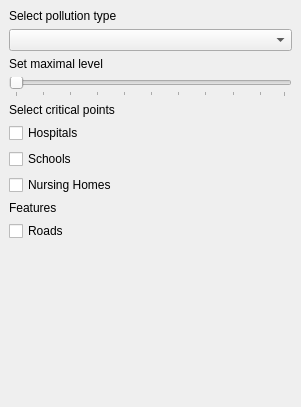
Above: plugins/PluginForAirqInRotterdam/airq_rotterdam_dockwidget_base.ui from sticx/Air-pollution-Rotterdam before the change. Below: the same form after it.
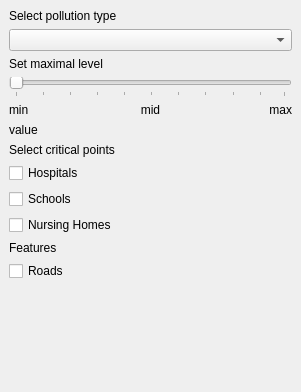
That is the form after the change.

Commit message: slider working (not connected to map yet)

Diff of the .ui file:
```diff
--- a/plugins/PluginForAirqInRotterdam/airq_rotterdam_dockwidget_base.ui
+++ b/plugins/PluginForAirqInRotterdam/airq_rotterdam_dockwidget_base.ui
@@ -7,7 +7,7 @@
     <x>0</x>
     <y>0</y>
     <width>301</width>
-    <height>407</height>
+    <height>392</height>
    </rect>
   </property>
   <property name="windowTitle">
@@ -15,8 +15,51 @@
   </property>
   <widget class="QWidget" name="dockWidgetContents">
    <layout class="QGridLayout" name="gridLayout">
-    <item row="3" column="3">
-     <widget class="QSlider" name="horizontalSlider">
+    <item row="15" column="3">
+     <spacer name="verticalSpacer_2">
+      <property name="orientation">
+       <enum>Qt::Vertical</enum>
+      </property>
+      <property name="sizeHint" stdset="0">
+       <size>
+        <width>20</width>
+        <height>40</height>
+       </size>
+      </property>
+     </spacer>
+    </item>
+    <item row="5" column="3">
+     <widget class="QLabel" name="labelMin">
+      <property name="text">
+       <string>min</string>
+      </property>
+     </widget>
+    </item>
+    <item row="5" column="4">
+     <widget class="QLabel" name="labelMid">
+      <property name="text">
+       <string>mid</string>
+      </property>
+      <property name="alignment">
+       <set>Qt::AlignCenter</set>
+      </property>
+     </widget>
+    </item>
+    <item row="5" column="5">
+     <widget class="QLabel" name="labelMax">
+      <property name="text">
+       <string>max</string>
+      </property>
+      <property name="alignment">
+       <set>Qt::AlignRight|Qt::AlignTrailing|Qt::AlignVCenter</set>
+      </property>
+     </widget>
+    </item>
+    <item row="1" column="3" colspan="3">
+     <widget class="QComboBox" name="comboBoxType"/>
+    </item>
+    <item row="4" column="3" colspan="3">
+     <widget class="QSlider" name="sliderMaxLevel">
       <property name="orientation">
        <enum>Qt::Horizontal</enum>
       </property>
@@ -28,45 +71,49 @@
       </property>
      </widget>
     </item>
-    <item row="2" column="3">
+    <item row="3" column="3" colspan="3">
      <widget class="QLabel" name="label_3">
       <property name="text">
        <string>Set maximal level</string>
       </property>
      </widget>
     </item>
-    <item row="1" column="3">
-     <widget class="QComboBox" name="comboBoxType"/>
-    </item>
-    <item row="6" column="3">
-     <widget class="QCheckBox" name="checkBoxHospitals">
-      <property name="text">
-       <string>Hospitals</string>
-      </property>
-     </widget>
-    </item>
-    <item row="8" column="3">
-     <widget class="QCheckBox" name="checkBoxNursingHomes">
-      <property name="text">
-       <string>Nursing Homes</string>
-      </property>
-     </widget>
-    </item>
-    <item row="0" column="3">
+    <item row="0" column="3" colspan="3">
      <widget class="QLabel" name="label_2">
       <property name="text">
        <string>Select pollution type</string>
       </property>
      </widget>
     </item>
-    <item row="11" column="3">
+    <item row="6" column="3" colspan="3">
+     <widget class="QLabel" name="labelCurrentValue">
+      <property name="text">
+       <string>value</string>
+      </property>
+     </widget>
+    </item>
+    <item row="14" column="3" colspan="3">
      <widget class="QCheckBox" name="checkBoxRoads">
       <property name="text">
        <string>Roads</string>
       </property>
      </widget>
     </item>
-    <item row="7" column="3">
+    <item row="13" column="3" colspan="3">
+     <widget class="QLabel" name="label_4">
+      <property name="text">
+       <string>Features</string>
+      </property>
+     </widget>
+    </item>
+    <item row="9" column="3" colspan="3">
+     <widget class="QCheckBox" name="checkBoxHospitals">
+      <property name="text">
+       <string>Hospitals</string>
+      </property>
+     </widget>
+    </item>
+    <item row="10" column="3" colspan="3">
      <widget class="QCheckBox" name="checkBoxSchools">
       <property name="text">
        <string>Schools</string>
@@ -79,27 +126,14 @@
       </property>
      </widget>
     </item>
-    <item row="12" column="3">
-     <spacer name="verticalSpacer">
-      <property name="orientation">
-       <enum>Qt::Vertical</enum>
-      </property>
-      <property name="sizeHint" stdset="0">
-       <size>
-        <width>20</width>
-        <height>40</height>
-       </size>
-      </property>
-     </spacer>
-    </item>
-    <item row="10" column="3">
-     <widget class="QLabel" name="label_4">
+    <item row="11" column="3" colspan="3">
+     <widget class="QCheckBox" name="checkBoxNursingHomes">
       <property name="text">
-       <string>Features</string>
+       <string>Nursing Homes</string>
       </property>
      </widget>
     </item>
-    <item row="5" column="3">
+    <item row="8" column="3" colspan="3">
      <widget class="QLabel" name="label">
       <property name="text">
        <string>Select critical points</string>
```
The commit also changes 1 other file.
